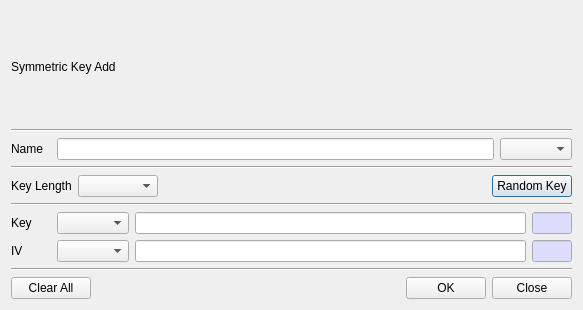
First picture: the form in BerEditor/key_add_dlg.ui, repository jykim74/BerEditor, before the edit.
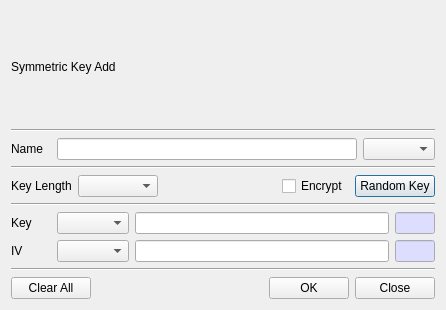
Second picture: the form after the edit.

The edit to the form file:
```diff
--- a/BerEditor/key_add_dlg.ui
+++ b/BerEditor/key_add_dlg.ui
@@ -6,7 +6,7 @@
    <rect>
     <x>0</x>
     <y>0</y>
-    <width>583</width>
+    <width>441</width>
     <height>310</height>
    </rect>
   </property>
@@ -37,7 +37,7 @@
       <widget class="QLineEdit" name="mNameText">
        <property name="minimumSize">
         <size>
-         <width>400</width>
+         <width>300</width>
          <height>0</height>
         </size>
        </property>
@@ -70,20 +70,6 @@
    </item>
    <item>
     <layout class="QGridLayout" name="gridLayout_2">
-     <item row="0" column="0">
-      <widget class="QLabel" name="label_5">
-       <property name="text">
-        <string>Key Length</string>
-       </property>
-      </widget>
-     </item>
-     <item row="0" column="3">
-      <widget class="QPushButton" name="mRandKeyBtn">
-       <property name="text">
-        <string>Random Key</string>
-       </property>
-      </widget>
-     </item>
      <item row="0" column="1">
       <widget class="QComboBox" name="mKeyLenCombo">
        <property name="minimumSize">
@@ -94,6 +80,13 @@
        </property>
       </widget>
      </item>
+     <item row="0" column="4">
+      <widget class="QPushButton" name="mRandKeyBtn">
+       <property name="text">
+        <string>Random Key</string>
+       </property>
+      </widget>
+     </item>
      <item row="0" column="2">
       <spacer name="horizontalSpacer_2">
        <property name="orientation">
@@ -107,6 +100,20 @@
        </property>
       </spacer>
      </item>
+     <item row="0" column="0">
+      <widget class="QLabel" name="label_5">
+       <property name="text">
+        <string>Key Length</string>
+       </property>
+      </widget>
+     </item>
+     <item row="0" column="3">
+      <widget class="QCheckBox" name="mEncCheck">
+       <property name="text">
+        <string>Encrypt</string>
+       </property>
+      </widget>
+     </item>
     </layout>
    </item>
    <item>
```
